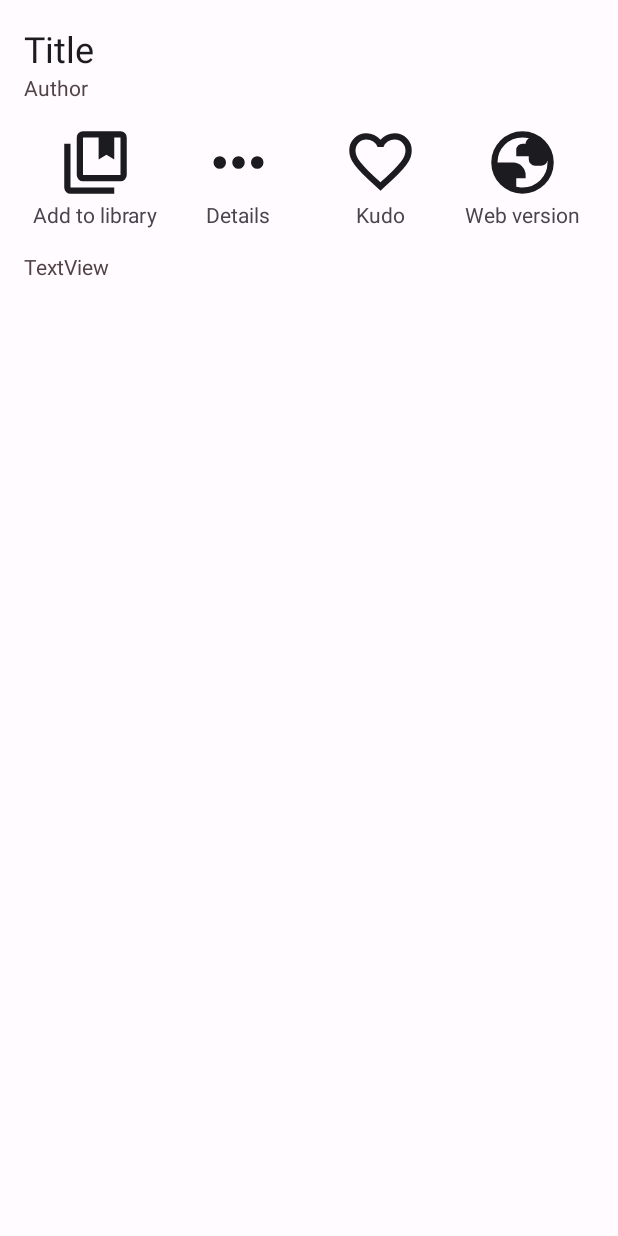
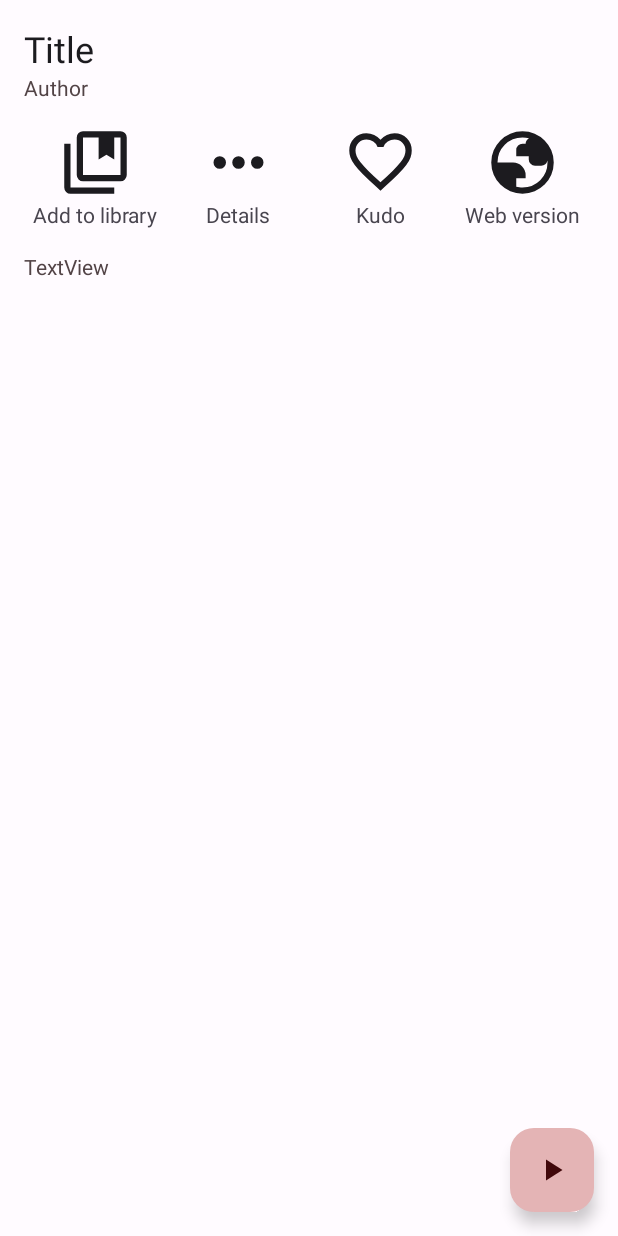
Before and after one commit to tbvns/AppOfOurOwn, an Android app: the layout fragment_chapters_list.xml on its own in the app's theme, with its tools: preview values and no code run, on a phone screen of 412 x 824 dp. Run offline under Robolectric (Android 15) with nearby library versions, the phone set to English and light mode, and no system bars.

Commit message:
Fixed some crashes and added a start/continue button so you don't have to scroll to the last chapter

```diff
--- a/app/src/main/java/xyz/tbvns/ao3m/Fragments/HistoryFragment.java
+++ b/app/src/main/java/xyz/tbvns/ao3m/Fragments/HistoryFragment.java
@@ -41,7 +41,7 @@ public class HistoryFragment extends Fragment {
         entriesCount += entries.size();
 
         if (!entries.isEmpty()) {
-            first = entries.getFirst();
+            first = entries.get(0);
         }
 
         MainActivity.bar.setTitle("History");
--- /dev/null
+++ b/app/src/main/res/drawable/play_arrow_icon.xml
@@ -0,0 +1,9 @@
+<vector xmlns:android="http://schemas.android.com/apk/res/android"
+    android:width="24dp"
+    android:height="24dp"
+    android:viewportWidth="960"
+    android:viewportHeight="960">
+  <path
+      android:pathData="M320,760v-560l440,280 -440,280Z"
+      android:fillColor="#e3e3e3"/>
+</vector>
--- a/app/src/main/res/layout/fragment_chapters_list.xml
+++ b/app/src/main/res/layout/fragment_chapters_list.xml
@@ -1,10 +1,18 @@
 <?xml version="1.0" encoding="utf-8"?>
-<ScrollView xmlns:android="http://schemas.android.com/apk/res/android"
+<androidx.constraintlayout.widget.ConstraintLayout xmlns:android="http://schemas.android.com/apk/res/android"
+                                                   xmlns:app="http://schemas.android.com/apk/res-auto"
                                                    xmlns:tools="http://schemas.android.com/tools"
                                                    android:layout_width="match_parent"
                                                    android:layout_height="match_parent"
+                                                   tools:context=".Fragments.ChaptersListFragment"
+                                                   android:fadingEdgeLength="30dp"
+                                                   android:fadingEdge="vertical" android:requiresFadingEdge="vertical">
+    <ScrollView
+            android:layout_width="match_parent"
+            android:layout_height="match_parent"
             tools:context=".Fragments.ChaptersListFragment" android:padding="16dp" android:fadingEdgeLength="30dp"
-            android:fadingEdge="vertical" android:requiresFadingEdge="vertical">
+            android:fadingEdge="vertical" android:requiresFadingEdge="vertical" tools:layout_editor_absoluteY="36dp"
+            tools:layout_editor_absoluteX="16dp" android:id="@+id/scrollView2">
         <LinearLayout
                 android:orientation="vertical"
                 android:layout_width="match_parent"
@@ -92,3 +100,11 @@
                     android:textColor="@color/midnightdusk_onSurfaceVariant" android:paddingBottom="30dp"/>
         </LinearLayout>
     </ScrollView>
+    <com.google.android.material.floatingactionbutton.FloatingActionButton
+            android:src="@drawable/play_arrow_icon"
+            android:layout_width="wrap_content"
+            android:layout_height="wrap_content"
+            android:clickable="true" android:id="@+id/playButton" app:layout_constraintEnd_toEndOf="parent"
+            android:layout_marginEnd="16dp" app:layout_constraintBottom_toBottomOf="parent"
+            android:layout_marginBottom="16dp"/>
+</androidx.constraintlayout.widget.ConstraintLayout>
```
Also changed, not shown: app/src/main/java/xyz/tbvns/ao3m/Fragments/ChaptersListFragment.java (+21 -0 lines). Lines whose indentation alone changed are shown as unchanged.
